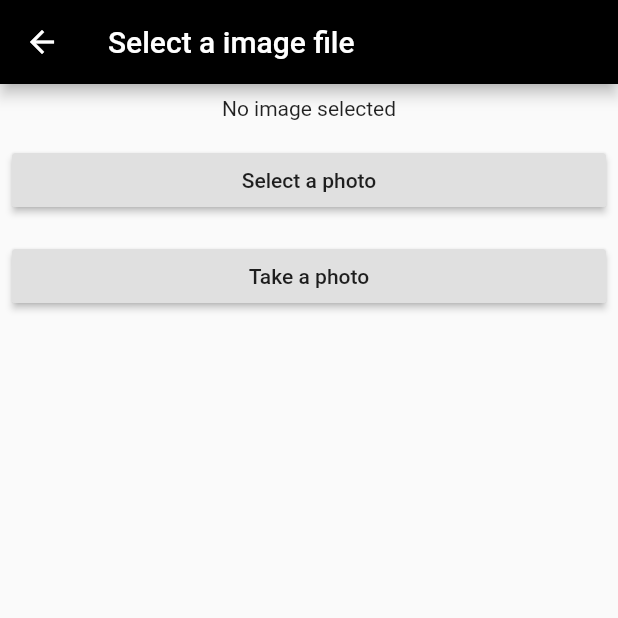
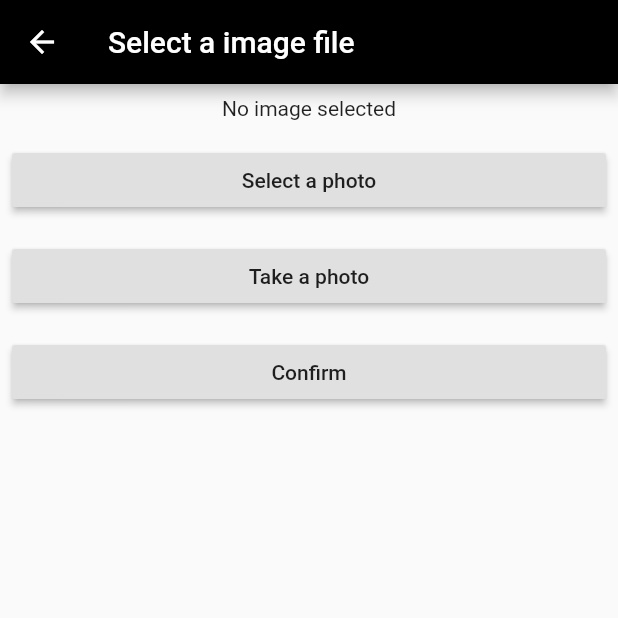
Before and after one commit to cty123/Purdue-Community-App, a Flutter app: the NewPost screen opened directly, after a tap on "Add Images - (Up to 5)", on a phone screen of 412 x 824 dp, the top half of it. Run offline on Flutter 3.47's test engine with Material 2 defaults, Android fonts, the phone set to English and light mode, and no system bars; our stand-ins replace image_picker, shared_preferences; missing offline and left inert: loadmore; accounts and stored records are empty; network calls fail.

Commit message:
Image selection page is working

```diff
--- a/lib/screens/new_post_page/components/imagePicker.dart
+++ b/lib/screens/new_post_page/components/imagePicker.dart
@@ -10,7 +10,7 @@ class ImagePickerPage extends StatefulWidget {
 class _ImagePickerPage extends State<ImagePickerPage> {
   File _image;
 
-  Future takePhoto() async {
+  Future _takePhoto() async {
     var image = await ImagePicker.pickImage(source: ImageSource.camera);
 
     setState(() {
@@ -18,12 +18,16 @@ class _ImagePickerPage extends State<ImagePickerPage> {
     });
   }
 
-  Future selectPhoto() async {
+  Future _selectPhoto() async {
     var image = await ImagePicker.pickImage(source: ImageSource.gallery);
 
     setState(() {
       _image = image;
     });
+  }
+
+  void _imageConfirm() {
+    Navigator.pop(context, _image);
   }
 
   @override
@@ -45,15 +49,22 @@ class _ImagePickerPage extends State<ImagePickerPage> {
           new Container(
             padding: EdgeInsets.all(8.0),
             child: new RaisedButton(
-              onPressed: selectPhoto,
+              onPressed: _selectPhoto,
               child: new Text('Select a photo'),
             ),
           ),
           new Container(
             padding: EdgeInsets.all(8.0),
             child: new RaisedButton(
-              onPressed: takePhoto,
+              onPressed: _takePhoto,
               child: new Text('Take a photo'),
+            ),
+          ),
+          new Container(
+            padding: EdgeInsets.all(8.0),
+            child: new RaisedButton(
+              onPressed: _imageConfirm,
+              child: new Text('Confirm'),
             ),
           ),
         ],
--- a/lib/screens/new_post_page/index.dart
+++ b/lib/screens/new_post_page/index.dart
@@ -41,9 +41,12 @@ class _NewPost extends State<NewPost> {
     // Init imgBar list
     List<Widget> imgBar = new List();
 
+    // Define size of each image
+    double imgSize = (MediaQuery.of(context).size.width) / 5;
+
     // Build widget
     for (var f in imageFiles) {
-      Widget w = new Image.file(f);
+      Widget w = new Image.file(f, width: imgSize, height: imgSize);
       imgBar.add(w);
     }
 
@@ -83,12 +86,18 @@ class _NewPost extends State<NewPost> {
   }
 
   // Add image function
-  void _addImage() {
-    Navigator.of(context).push(new MaterialPageRoute(
+  Future _addImage() async {
+    // Redirect to image selection page and wait for return value
+    var img = await Navigator.of(context).push(new MaterialPageRoute(
             builder: (ctx) => new ImagePickerPage()));
-    // setState(() {
-    //   imageFiles.add(new File(""));
-    // });
+
+    // Save the returned image to the image array
+    setState(() {
+      imageFiles.add(img);
+    });
+
+    // Debug
+    print("Returning from image selection page, img: $img");
   }
 
   @override
@@ -127,9 +136,7 @@ class _NewPost extends State<NewPost> {
               children: _buildImageBar()
             ),
             new RaisedButton(
-              onPressed: () {
-                _addImage();
-              },
+              onPressed: _addImage,
               child: new Text('Add Images - (Up to 5)'),
             ),
             new RaisedButton(
--- a/lib/utils/configs.dart
+++ b/lib/utils/configs.dart
@@ -1,3 +1,3 @@
 class Configs {
-  static String baseUrl = "http://172.20.6.204:3000";
+  static String baseUrl = "http://10.71.0.156:3000";
 }
```
